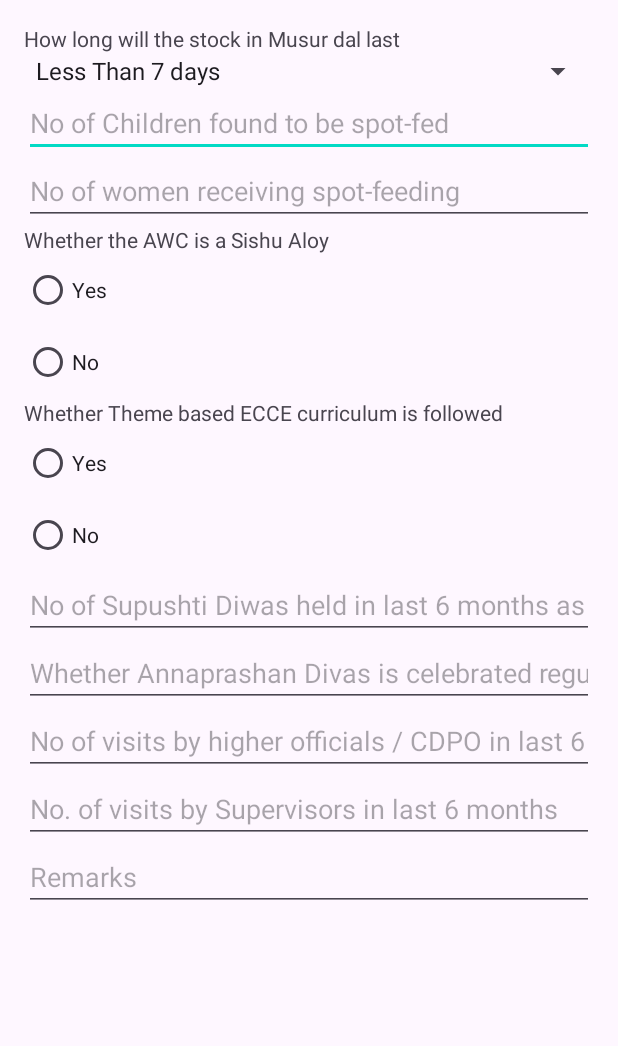
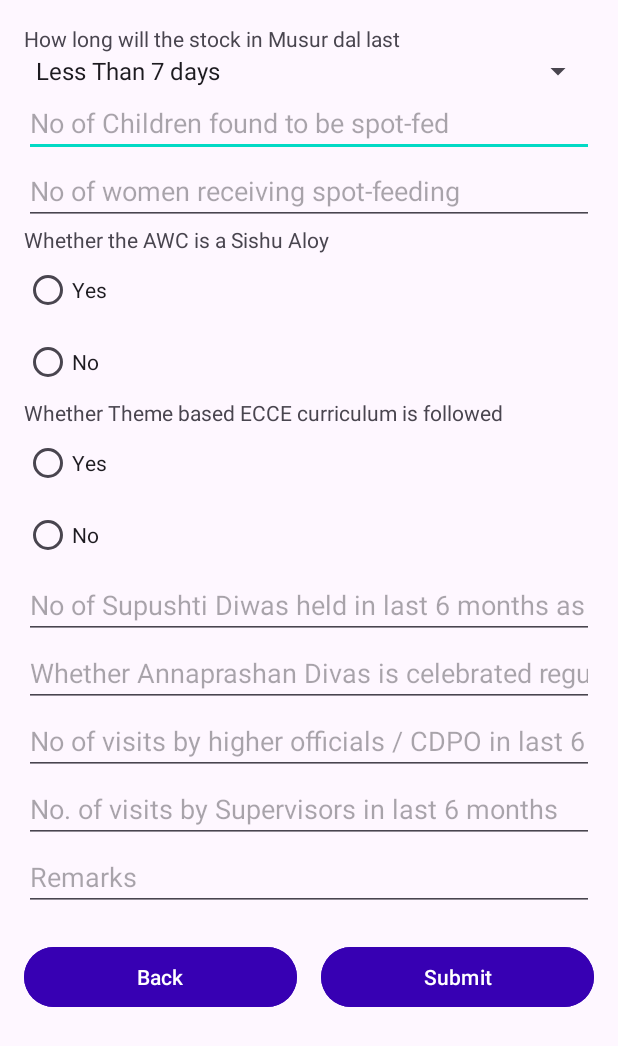
Before and after one commit to nicwbmobileapp/ICDS_FINAL, an Android app built with Jetpack Compose: the ICDSInfrastructure3 screen opened directly, with no data from a screen before it, on a phone screen of 412 x 824 dp. Shown: the top 1046 px of the screen. Run offline under Robolectric (Android 15) with nearby library versions, the phone set to English and light mode, and no system bars.

Commit message:
ICDS INSPECTION

```diff
--- a/ICDS/app/src/main/java/com/example/icds/ICDSInfrastructure3.kt
+++ b/ICDS/app/src/main/java/com/example/icds/ICDSInfrastructure3.kt
@@ -69,7 +69,9 @@ class ICDSInfrastructure2 : AppCompatActivity() {
 
 }*/
 
+import android.content.Intent
 import android.os.Bundle
+import android.widget.Button
 import android.widget.EditText
 import android.widget.RadioButton
 import android.widget.RadioGroup
@@ -91,8 +93,25 @@ class ICDSInfrastructure3 : AppCompatActivity() {
         super.onCreate(savedInstanceState)
         setContentView(R.layout.icds_inspection3) // Replace with your actual layout name
 
+        val submitICDSBtn = findViewById<Button>(R.id.submitICDSBtn)
+        val BackForICDS3Insp = findViewById<Button>(R.id.BackBtnForICDS3Insp)
 
+        submitICDSBtn.setOnClickListener {
+            /*val bundle = Bundle()
+            bundle.putString("token", token)
+            bundle.putString("userId", userId)
+            val intent = Intent(this, ICDSInfrastructure3::class.java)
+            //intent.putExtras(bundle)
+            startActivity(intent)*/
+        }
 
-
+        BackForICDS3Insp.setOnClickListener {
+            val bundle = Bundle()
+            bundle.putString("token", token)
+            bundle.putString("userId", userId)
+            val intent = Intent(this, ICDSInfrastructure2::class.java)
+            intent.putExtras(bundle)
+            startActivity(intent)
+        }
     }
 }
--- a/ICDS/app/src/main/res/layout/icds_inspection3.xml
+++ b/ICDS/app/src/main/res/layout/icds_inspection3.xml
@@ -1,7 +1,9 @@
 <ScrollView
     xmlns:android="http://schemas.android.com/apk/res/android"
+    xmlns:tools="http://schemas.android.com/tools"
     android:layout_width="match_parent"
-    android:layout_height="match_parent">
+    android:layout_height="match_parent"
+    tools:context=".ICDSInfrastructure3">
 
     <LinearLayout
         android:orientation="vertical"
@@ -118,5 +120,33 @@
             android:hint="Remarks"
             android:inputType="text"/>
 
+        <LinearLayout
+            android:layout_width="match_parent"
+            android:layout_height="wrap_content"
+            android:orientation="horizontal"
+            android:layout_marginTop="20dp"
+            android:gravity="center">
+
+            <Button
+                android:id="@+id/BackBtnForICDS3Insp"
+                android:layout_width="0dp"
+                android:layout_height="wrap_content"
+                android:layout_weight="1"
+                android:backgroundTint="@color/colorPrimaryDark"
+                android:textColor="@color/white"
+                android:text="Back"
+                android:layout_marginEnd="8dp"/>
+
+            <Button
+                android:id="@+id/submitICDSBtn"
+                android:layout_width="0dp"
+                android:layout_height="wrap_content"
+                android:layout_weight="1"
+                android:backgroundTint="@color/colorPrimaryDark"
+                android:textColor="@color/white"
+                android:text="Submit"
+                android:layout_marginStart="8dp"/>
+        </LinearLayout>
+
     </LinearLayout>
 </ScrollView>
```
